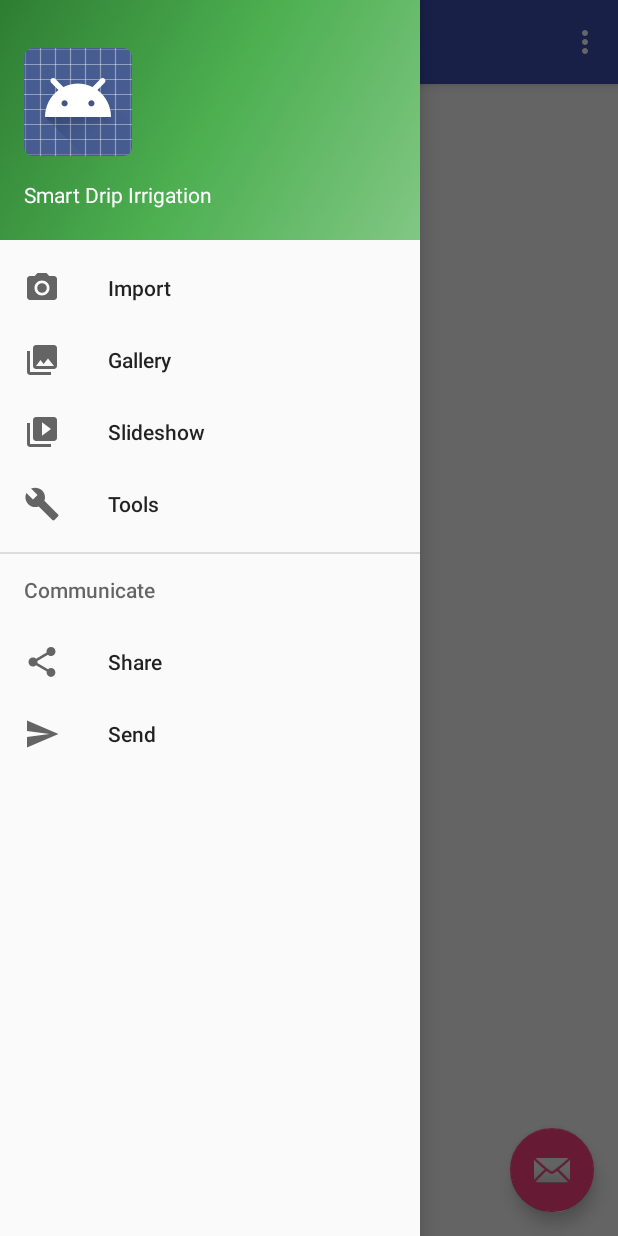
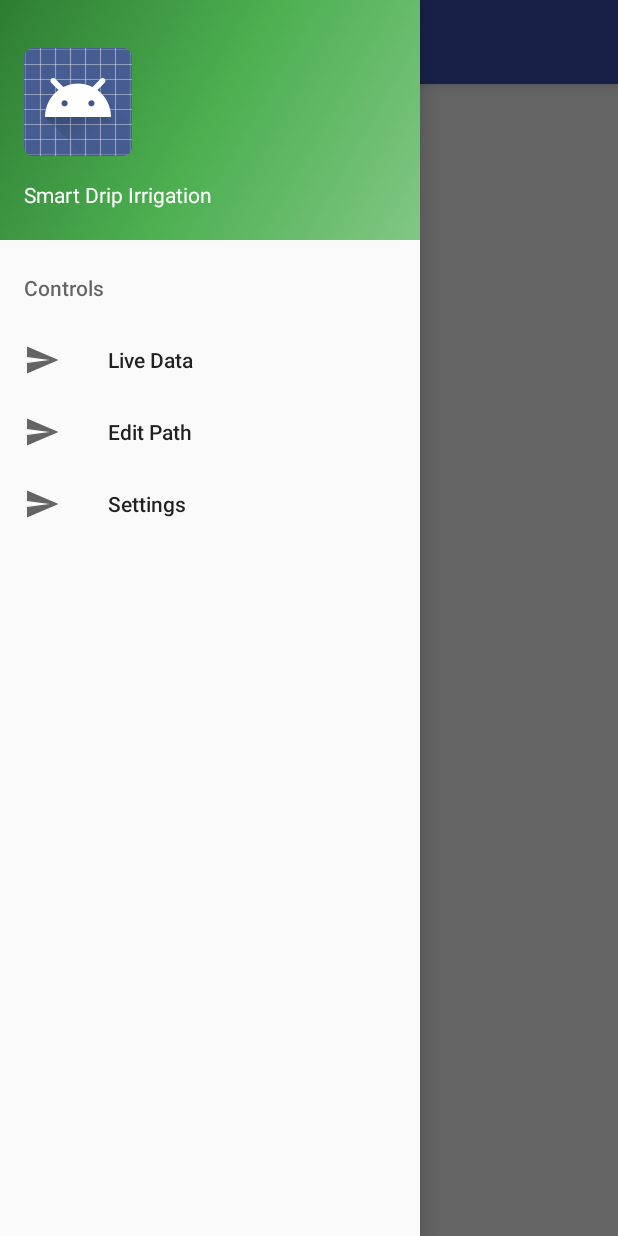
Before and after one commit to logaprakash/SmartDripIrrigation, an Android app: the screen it shows after launch (MainActivity), with the side drawer open, on a phone screen of 412 x 824 dp. Run offline under Robolectric (Android 15) with nearby library versions, the phone set to English and light mode, and no system bars.

Commit message:
Icons and menu updated

```diff
--- a/Android/app/src/main/java/alpha/smartdripirrigation/MainActivity.java
+++ b/Android/app/src/main/java/alpha/smartdripirrigation/MainActivity.java
@@ -23,14 +23,6 @@ public class MainActivity extends AppCompatActivity
         Toolbar toolbar = (Toolbar) findViewById(R.id.toolbar);
         setSupportActionBar(toolbar);
 
-        FloatingActionButton fab = (FloatingActionButton) findViewById(R.id.fab);
-        fab.setOnClickListener(new View.OnClickListener() {
-            @Override
-            public void onClick(View view) {
-                Snackbar.make(view, "Replace with your own action", Snackbar.LENGTH_LONG)
-                        .setAction("Action", null).show();
-            }
-        });
 
         DrawerLayout drawer = (DrawerLayout) findViewById(R.id.drawer_layout);
         ActionBarDrawerToggle toggle = new ActionBarDrawerToggle(
@@ -80,20 +72,13 @@ public class MainActivity extends AppCompatActivity
         // Handle navigation view item clicks here.
         int id = item.getItemId();
 
-        if (id == R.id.nav_camera) {
-            // Handle the camera action
-        } else if (id == R.id.nav_gallery) {
+        if (id == R.id.liveData) {
 
-        } else if (id == R.id.nav_slideshow) {
+        } else if (id == R.id.editPath) {
 
-        } else if (id == R.id.nav_manage) {
-
-        } else if (id == R.id.nav_share) {
-
-        } else if (id == R.id.nav_send) {
+        } else if (id == R.id.action_settings) {
 
         }
-
         DrawerLayout drawer = (DrawerLayout) findViewById(R.id.drawer_layout);
         drawer.closeDrawer(GravityCompat.START);
         return true;
--- a/Android/app/src/main/res/layout/app_bar_main.xml
+++ b/Android/app/src/main/res/layout/app_bar_main.xml
@@ -24,12 +24,5 @@
 
     <include layout="@layout/content_main"/>
 
-    <android.support.design.widget.FloatingActionButton
-        android:id="@+id/fab"
-        android:layout_width="wrap_content"
-        android:layout_height="wrap_content"
-        android:layout_gravity="bottom|end"
-        android:layout_margin="@dimen/fab_margin"
-        app:srcCompat="@android:drawable/ic_dialog_email" />
 
 </android.support.design.widget.CoordinatorLayout>
--- a/Android/app/src/main/res/menu/activity_main_drawer.xml
+++ b/Android/app/src/main/res/menu/activity_main_drawer.xml
@@ -1,36 +1,19 @@
 <?xml version="1.0" encoding="utf-8"?>
 <menu xmlns:android="http://schemas.android.com/apk/res/android">
-
-    <group android:checkableBehavior="single">
-        <item
-            android:id="@+id/nav_camera"
-            android:icon="@drawable/ic_menu_camera"
-            android:title="Import" />
-        <item
-            android:id="@+id/nav_gallery"
-            android:icon="@drawable/ic_menu_gallery"
-            android:title="Gallery" />
-        <item
-            android:id="@+id/nav_slideshow"
-            android:icon="@drawable/ic_menu_slideshow"
-            android:title="Slideshow" />
-        <item
-            android:id="@+id/nav_manage"
-            android:icon="@drawable/ic_menu_manage"
-            android:title="Tools" />
-    </group>
-
-    <item android:title="Communicate">
+    <item android:title="Controls">
         <menu>
             <item
-                android:id="@+id/nav_share"
-                android:icon="@drawable/ic_menu_share"
-                android:title="Share" />
+                android:id="@+id/liveData"
+                android:icon="@drawable/ic_menu_send"
+                android:title="Live Data" />
             <item
-                android:id="@+id/nav_send"
+            android:id="@+id/editPath"
+            android:icon="@drawable/ic_menu_send"
+            android:title="Edit Path" />
+            <item
+                android:id="@+id/action_settings"
                 android:icon="@drawable/ic_menu_send"
-                android:title="Send" />
+                android:title="Settings" />
         </menu>
     </item>
-
 </menu>
--- a/Android/app/src/main/res/menu/main.xml
+++ b/Android/app/src/main/res/menu/main.xml
@@ -1,8 +1,4 @@
 <?xml version="1.0" encoding="utf-8"?>
 <menu xmlns:android="http://schemas.android.com/apk/res/android"
     xmlns:app="http://schemas.android.com/apk/res-auto">
-    <item android:id="@+id/action_settings"
-        android:title="@string/action_settings"
-        android:orderInCategory="100"
-        app:showAsAction="never" />
 </menu>
```
